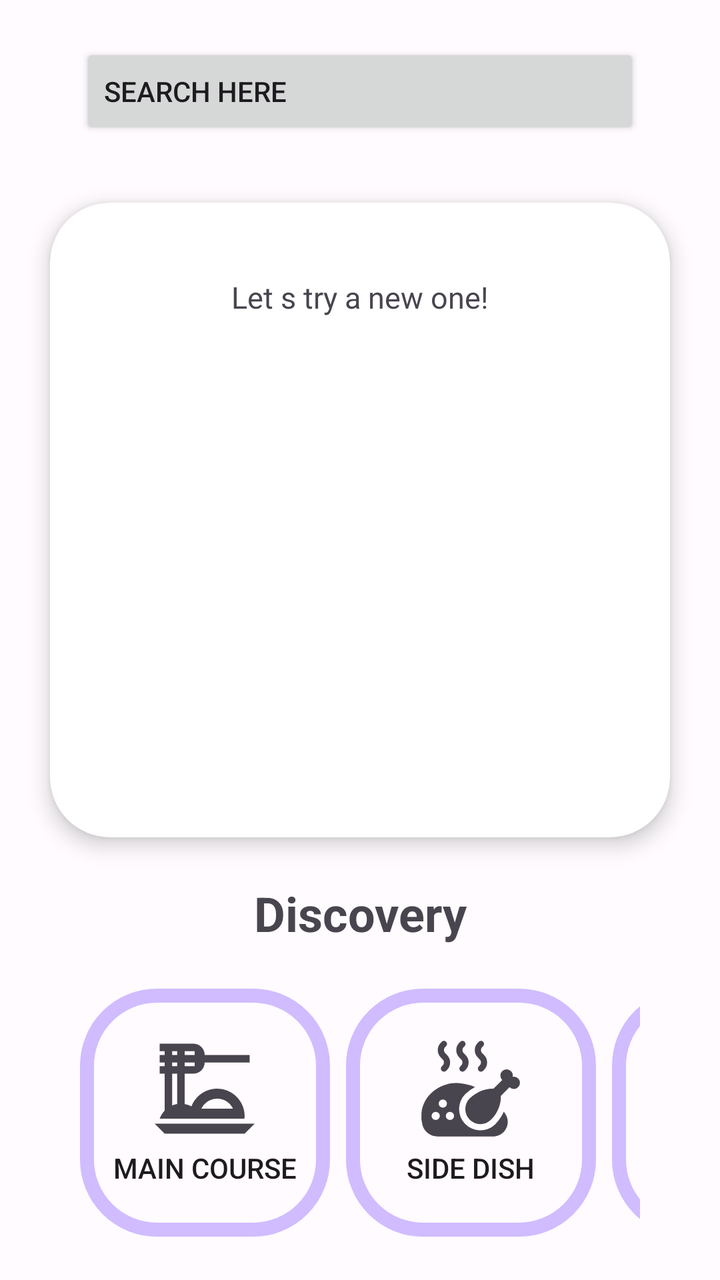
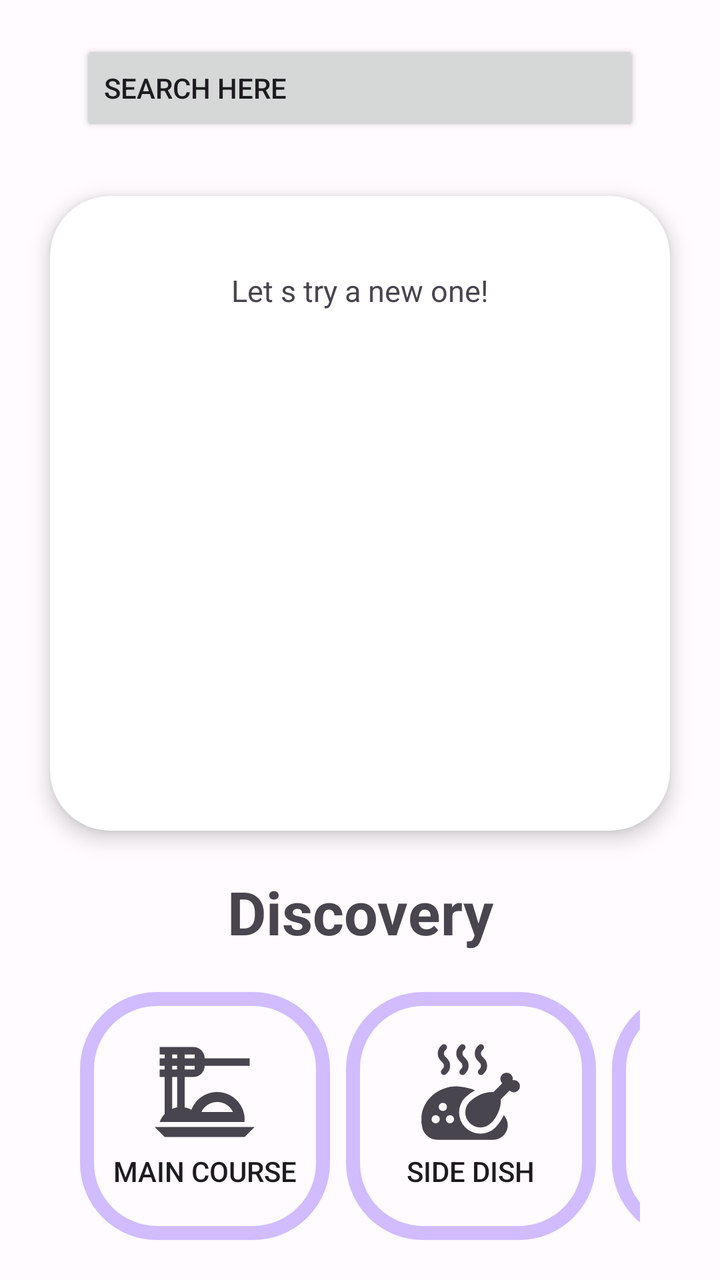

The first picture is an Android layout as it rendered before a commit; the second is the same layout after the commit. The layout source and the unified diff follow.
<!-- AndroidManifest.xml: application theme Theme.Food_alchemy -->
<!-- res/layout/fragment_home.xml -->
<?xml version="1.0" encoding="utf-8"?>
<androidx.constraintlayout.widget.ConstraintLayout xmlns:android="http://schemas.android.com/apk/res/android"
    xmlns:app="http://schemas.android.com/apk/res-auto"
    xmlns:tools="http://schemas.android.com/tools"
    android:layout_width="match_parent"
    android:layout_height="match_parent"
    android:id="@+id/constraintLayout_esterno"
    tools:context=".ui.main.MainActivity">

    <androidx.constraintlayout.widget.ConstraintLayout
        android:layout_width="match_parent"
        android:layout_height="match_parent">

    <Button
        android:id="@+id/search_button"
        android:layout_width="match_parent"
        android:layout_height="wrap_content"
        android:layout_marginTop="15dp"
        android:layout_marginBottom="15dp"
        android:layout_marginStart="40dp"
        android:layout_marginEnd="40dp"
        android:text="@string/search_here"
        android:textAlignment="textStart"
        app:icon="@drawable/baseline_search_24"
        app:layout_constraintEnd_toEndOf="parent"
        app:layout_constraintStart_toStartOf="parent"
        app:layout_constraintTop_toTopOf="parent"
        app:layout_constraintBottom_toTopOf="@id/recipe_of_the_day" />

    <androidx.cardview.widget.CardView
        android:id="@+id/recipe_of_the_day"
        android:layout_width="match_parent"
        android:layout_height="wrap_content"
        app:layout_constraintTop_toBottomOf="@id/search_button"
        app:layout_constraintBottom_toTopOf="@id/textView4"
        android:layout_marginStart="25dp"
        android:layout_marginEnd="25dp"
        android:layout_marginTop="10dp"
        android:layout_marginBottom="10dp"
        app:cardCornerRadius="30dp"
        app:cardElevation="6dp">

        <androidx.constraintlayout.widget.ConstraintLayout
            android:layout_width="match_parent"
            android:layout_height="wrap_content">

            <TextView
                android:id="@+id/day_title"
                android:layout_width="match_parent"
                android:layout_height="wrap_content"
                android:layout_marginTop="10dp"
                android:textAlignment="center"
                android:textSize="20sp"
                app:layout_constraintStart_toStartOf="parent"
                app:layout_constraintEnd_toEndOf="parent"
                app:layout_constraintTop_toTopOf="parent"
                app:layout_constraintBottom_toTopOf="@id/instructions"/>

                <TextView
                    android:id="@+id/instructions"
                    android:layout_width="match_parent"
                    android:layout_height="wrap_content"
                    android:text="@string/suggested_dish"
                    android:textAlignment="center"
                    android:textSize="15sp"
                    app:layout_constraintStart_toStartOf="parent"
                    app:layout_constraintEnd_toEndOf="parent"
                    app:layout_constraintTop_toBottomOf="@id/day_title"
                    app:layout_constraintBottom_toTopOf="@id/day_image"/>

            <ImageView
                android:id="@+id/day_image"
                android:contentDescription="@string/recipe_image"
                android:layout_width="match_parent"
                android:layout_height="250dp"
                android:layout_marginTop="10dp"
                android:scaleType="centerCrop"
                app:layout_constraintEnd_toEndOf="parent"
                app:layout_constraintStart_toStartOf="parent"
                app:layout_constraintTop_toBottomOf="@id/instructions"
                 />

        </androidx.constraintlayout.widget.ConstraintLayout>



    </androidx.cardview.widget.CardView>

    <TextView
        android:id="@+id/textView4"
        android:layout_width="wrap_content"
        android:layout_height="wrap_content"
        android:layout_marginTop="5dp"
        android:text="@string/discovery"
        android:textSize="24sp"
        android:textStyle="bold"
        app:layout_constraintBottom_toTopOf="@id/scrollViewDiscover"
        app:layout_constraintEnd_toEndOf="parent"
        app:layout_constraintStart_toStartOf="parent"
        app:layout_constraintTop_toBottomOf="@id/recipe_of_the_day" />


    <HorizontalScrollView
        android:id="@+id/scrollViewDiscover"
        android:layout_width="0dp"
        android:layout_height="wrap_content"
        android:layout_marginTop="15dp"
        android:layout_marginBottom="15dp"
        android:layout_marginStart="40dp"
        android:layout_marginEnd="40dp"
        app:layout_constraintBottom_toBottomOf="parent"
        app:layout_constraintEnd_toEndOf="parent"
        app:layout_constraintStart_toStartOf="parent"
        app:layout_constraintTop_toBottomOf="@id/textView4"
        android:scrollbars="none">

        <LinearLayout
            android:id="@+id/linearButton"
            android:layout_width="wrap_content"
            android:layout_height="wrap_content"
            android:orientation="horizontal">

            <android.widget.Button
                android:id="@+id/bottone_main_course"
                android:layout_width="125dp"
                android:layout_height="match_parent"
                android:layout_marginEnd="8dp"
                android:background="@drawable/custom_button"
                android:drawableTop="@drawable/dinner_dining_black_24dp"
                android:drawableTint="?attr/colorControlNormal"
                android:paddingTop="20dp"
                android:paddingBottom="25dp"
                android:text="@string/main_course"
                android:enabled="true"/>


            <android.widget.Button
                android:id="@+id/bottone_side_dish"
                android:layout_width="125dp"
                android:layout_height="match_parent"
                android:layout_marginEnd="8dp"
                android:background="@drawable/custom_button"
                android:drawableTop="@drawable/side_dish_pollo"
                android:drawableTint="?attr/colorControlNormal"
                android:paddingTop="20dp"
                android:paddingBottom="25dp"
                android:text="@string/side_dish" />

            <android.widget.Button
                android:id="@+id/bottone_dessert"
                android:layout_width="125dp"
                android:layout_height="match_parent"
                android:layout_marginEnd="8dp"
                android:background="@drawable/custom_button"
                android:drawableTop="@drawable/food_cake_slice"
                android:drawableTint="?attr/colorControlNormal"
                android:paddingTop="20dp"
                android:paddingBottom="25dp"
                android:text="@string/dessert" />

            <android.widget.Button
                android:id="@+id/bottone_appetizer"
                android:layout_width="125dp"
                android:layout_height="match_parent"
                android:layout_marginEnd="8dp"
                android:background="@drawable/custom_button"
                android:drawableTop="@drawable/appetizer"
                android:drawableTint="?attr/colorControlNormal"
                android:paddingTop="20dp"
                android:paddingBottom="25dp"
                android:text="@string/appetizer" />

        </LinearLayout>

    </HorizontalScrollView>
    </androidx.constraintlayout.widget.ConstraintLayout>

</androidx.constraintlayout.widget.ConstraintLayout>
<!-- resources referenced by this layout -->
<resources>
  <!-- drawable baseline_search_24 (drawable) -->
  <vector android:autoMirrored="true" android:height="24dp"
      android:tint="#000000" android:viewportHeight="24"
      android:viewportWidth="24" android:width="24dp" xmlns:android="http://schemas.android.com/apk/res/android">
      <path android:fillColor="@android:color/black" android:pathData="M15.5,14h-0.79l-0.28,-0.27C15.41,12.59 16,11.11 16,9.5 16,5.91 13.09,3 9.5,3S3,5.91 3,9.5 5.91,16 9.5,16c1.61,0 3.09,-0.59 4.23,-1.57l0.27,0.28v0.79l5,4.99L20.49,19l-4.99,-5zM9.5,14C7.01,14 5,11.99 5,9.5S7.01,5 9.5,5 14,7.01 14,9.5 11.99,14 9.5,14z"/>
  </vector>
  <!-- drawable custom_button (drawable) -->
  <?xml version="1.0" encoding="utf-8"?>
  <selector xmlns:android="http://schemas.android.com/apk/res/android">
      <item>
      <shape xmlns:android="http://schemas.android.com/apk/res/android" android:shape="rectangle">
  
          <stroke android:color="@color/md_theme_dark_primary"
              android:width="7dp"/>
          <corners android:radius="35dp"/>
      </shape>
      </item>
  </selector>
  <string name="appetizer">Appetizer</string>
  <string name="dessert">Dessert</string>
  <string name="discovery">Discovery</string>
  <string name="main_course">Main Course</string>
  <string name="recipe_image">recipe image</string>
  <string name="search_here">Search Here</string>
  <string name="side_dish">Side Dish</string>
  <string name="suggested_dish">Let s try a new one!</string>
  <style name="Theme.Food_alchemy" parent="Base.Theme.Food_alchemy" />
  <color name="md_theme_dark_primary">#D0BCFF</color>
  <color name="md_theme_light_primary">#7214FF</color>
  <color name="md_theme_light_onPrimary">#FFFFFF</color>
  <color name="md_theme_light_primaryContainer">#E9DDFF</color>
  <color name="md_theme_light_onPrimaryContainer">#23005C</color>
  <color name="md_theme_light_secondary">#625B70</color>
  <color name="md_theme_light_onSecondary">#FFFFFF</color>
  <color name="md_theme_light_secondaryContainer">#E8DEF8</color>
  <color name="md_theme_light_onSecondaryContainer">#1E192B</color>
  <color name="md_theme_light_tertiary">#7E525F</color>
  <color name="md_theme_light_onTertiary">#FFFFFF</color>
  <color name="md_theme_light_tertiaryContainer">#FFD9E2</color>
  <color name="md_theme_light_onTertiaryContainer">#31101C</color>
  <color name="md_theme_light_error">#BA1A1A</color>
  <color name="md_theme_light_onError">#FFFFFF</color>
  <color name="md_theme_light_errorContainer">#FFDAD6</color>
  <color name="md_theme_light_onErrorContainer">#410002</color>
  <color name="md_theme_light_outline">#7A757F</color>
  <color name="md_theme_light_background">#FFFBFF</color>
  <color name="md_theme_light_onBackground">#1C1B1E</color>
  <color name="md_theme_light_surface">#FDF8FD</color>
  <color name="md_theme_light_onSurface">#1C1B1E</color>
  <color name="md_theme_light_surfaceVariant">#E7E0EB</color>
  <color name="md_theme_light_onSurfaceVariant">#49454E</color>
  <color name="md_theme_light_inverseSurface">#323033</color>
  <color name="md_theme_light_inverseOnSurface">#F5EFF4</color>
  <color name="md_theme_light_inversePrimary">#D0BCFF</color>
  <!-- unchanged entries left out for length: 5 -->
</resources>

<!-- the commit's change to res/layout/fragment_home.xml (unified diff, before → after) -->
@@ -92,7 +92,7 @@
         android:layout_height="wrap_content"
         android:layout_marginTop="5dp"
         android:text="@string/discovery"
-        android:textSize="24sp"
+        android:textSize="30sp"
         android:textStyle="bold"
         app:layout_constraintBottom_toTopOf="@id/scrollViewDiscover"
         app:layout_constraintEnd_toEndOf="parent"
